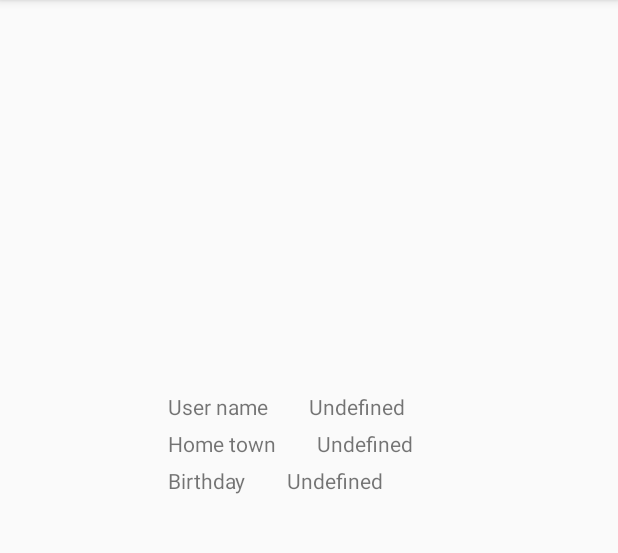
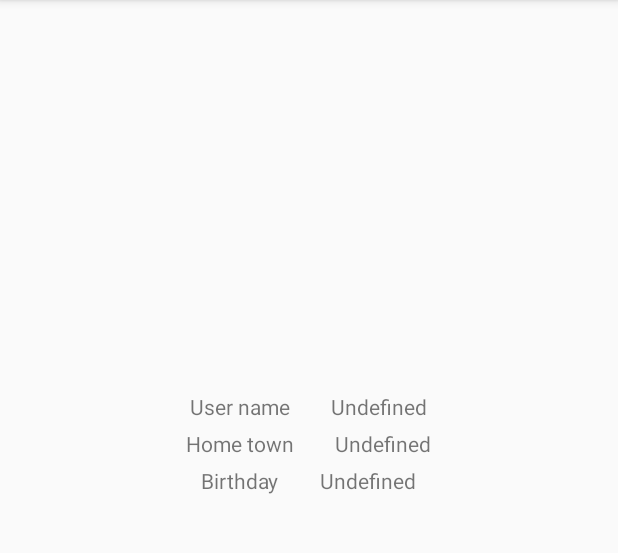
Before and after one commit to vMASg/JEDIFinal, an Android app: the ProfileActivity screen opened directly, with no data from a screen before it, on a phone screen of 412 x 824 dp, the part 84-637 px from its top. Run offline under Robolectric (Android 15) with nearby library versions, the phone set to English and light mode, and no system bars; 3 statements that could not run were skipped.

Commit message:
Added linearLayouts to center fields

```diff
--- a/app/src/main/res/layout/activity_profile.xml
+++ b/app/src/main/res/layout/activity_profile.xml
@@ -28,26 +28,26 @@
             android:layout_width="match_parent"
             android:layout_height="wrap_content">
 
+            <LinearLayout
+                android:layout_width="wrap_content"
+                android:layout_height="wrap_content"
+                android:layout_alignParentTop="true"
+                android:layout_centerHorizontal="true">
                 <TextView
                     android:layout_width="wrap_content"
                     android:layout_height="wrap_content"
                     android:text="@string/profile_username"
-                android:id="@+id/profile_textView2"
-                android:layout_marginLeft="96dp"
-                android:layout_marginStart="96dp"
-                android:layout_alignParentLeft="true"
-                android:layout_alignParentStart="true" />
+                    android:id="@+id/profile_textView2" />
 
                 <TextView
                     android:layout_width="wrap_content"
                     android:layout_height="wrap_content"
                     android:text="@string/profile_undefined"
                     android:id="@+id/profile_username"
-                android:layout_centerVertical="true"
-                android:layout_toRightOf="@+id/profile_textView2"
-                android:layout_toEndOf="@+id/profile_textView2"
                     android:layout_marginLeft="27dp"
                     android:layout_marginStart="27dp" />
+            </LinearLayout>
+
         </RelativeLayout>
 
         <RelativeLayout
@@ -55,26 +55,26 @@
             android:layout_height="wrap_content"
             android:layout_marginTop="5dp">
 
+            <LinearLayout
+                android:layout_width="wrap_content"
+                android:layout_height="wrap_content"
+                android:layout_alignParentTop="true"
+                android:layout_centerHorizontal="true">
                 <TextView
                     android:layout_width="wrap_content"
                     android:layout_height="wrap_content"
                     android:text="@string/profile_home_town"
-                android:id="@+id/textView2"
-                android:layout_marginLeft="96dp"
-                android:layout_marginStart="96dp"
-                android:layout_alignParentLeft="true"
-                android:layout_alignParentStart="true" />
+                    android:id="@+id/textView2" />
 
                 <TextView
                     android:layout_width="wrap_content"
                     android:layout_height="wrap_content"
                     android:text="@string/profile_undefined"
                     android:id="@+id/profile_home_town"
-                android:layout_centerVertical="true"
-                android:layout_toRightOf="@+id/textView2"
-                android:layout_toEndOf="@+id/textView2"
                     android:layout_marginLeft="27dp"
                     android:layout_marginStart="27dp" />
+            </LinearLayout>
+
         </RelativeLayout>
 
         <RelativeLayout
@@ -82,26 +82,26 @@
             android:layout_height="wrap_content"
             android:layout_marginTop="5dp" >
 
+            <LinearLayout
+                android:layout_width="wrap_content"
+                android:layout_height="wrap_content"
+                android:layout_alignParentTop="true"
+                android:layout_centerHorizontal="true">
                 <TextView
                     android:layout_width="wrap_content"
                     android:layout_height="wrap_content"
                     android:text="@string/profile_birthday"
-                android:id="@+id/textView3"
-                android:layout_marginLeft="96dp"
-                android:layout_marginStart="96dp"
-                android:layout_alignParentLeft="true"
-                android:layout_alignParentStart="true" />
+                    android:id="@+id/textView3" />
 
                 <TextView
                     android:layout_width="wrap_content"
                     android:layout_height="wrap_content"
                     android:text="@string/profile_undefined"
                     android:id="@+id/profile_birthday"
-                android:layout_centerVertical="true"
-                android:layout_toRightOf="@+id/textView3"
-                android:layout_toEndOf="@+id/textView3"
                     android:layout_marginLeft="27dp"
                     android:layout_marginStart="27dp" />
+            </LinearLayout>
+
         </RelativeLayout>
     </LinearLayout>
 
```
Lines whose indentation alone changed are shown as unchanged.
